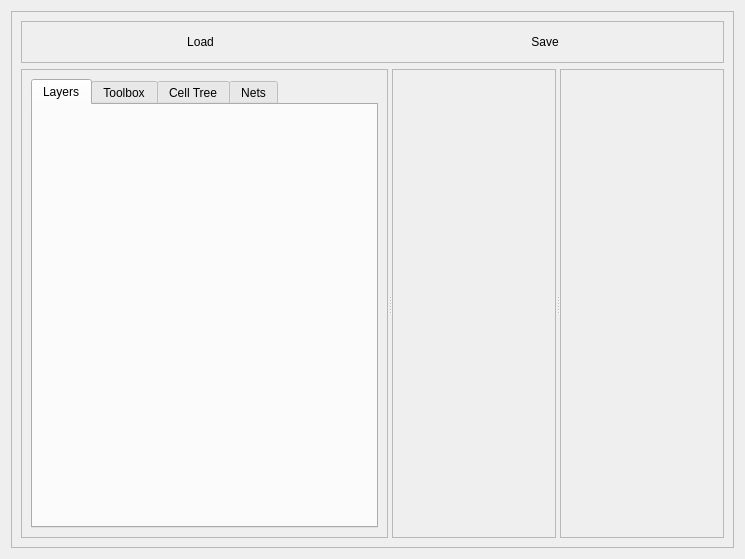
Before: the Qt Designer form qucs/iclayout.ui in ariasensing/qucs-ic, drawn with Qt 5.
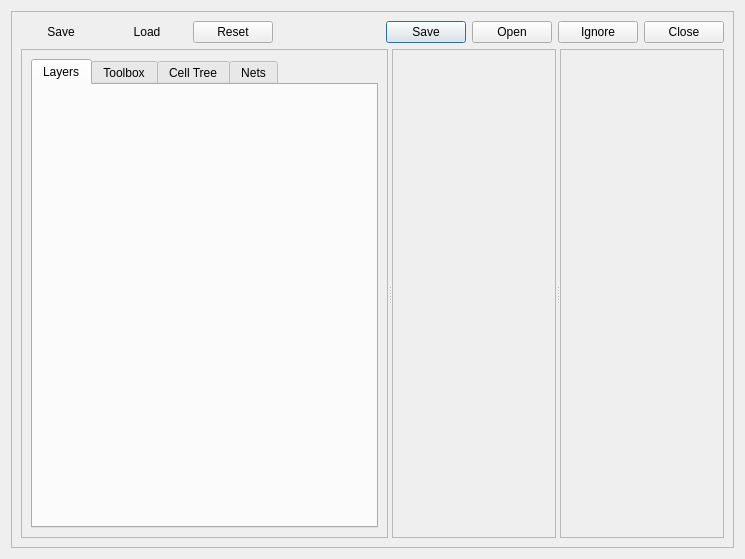
After: the same form once the commit is applied. Icons and pictures are not drawn.

Patch:
```diff
--- a/qucs/iclayout.ui
+++ b/qucs/iclayout.ui
@@ -23,7 +23,72 @@
       <enum>QFrame::Shadow::Raised</enum>
      </property>
      <layout class="QGridLayout" name="gridLayout_2">
-      <item row="1" column="0">
+      <item row="0" column="0">
+       <widget class="QPushButton" name="btnSave">
+        <property name="toolTip">
+         <string>Save the current layout file</string>
+        </property>
+        <property name="statusTip">
+         <string>Save the current layout file</string>
+        </property>
+        <property name="whatsThis">
+         <string>Save the layout in a common file (gds, oasis). The saved file will be associated to the project schematic (if any)</string>
+        </property>
+        <property name="text">
+         <string>Save</string>
+        </property>
+        <property name="icon">
+         <iconset resource="qucs.qrc">
+          <normaloff>:/bitmaps/svg/save-file-icon.svg</normaloff>:/bitmaps/svg/save-file-icon.svg</iconset>
+        </property>
+        <property name="shortcut">
+         <string>Ctrl+Shift+S</string>
+        </property>
+        <property name="flat">
+         <bool>true</bool>
+        </property>
+       </widget>
+      </item>
+      <item row="0" column="1">
+       <widget class="QPushButton" name="btnLoad">
+        <property name="toolTip">
+         <string>Load a layout file</string>
+        </property>
+        <property name="statusTip">
+         <string>Load a layout file</string>
+        </property>
+        <property name="whatsThis">
+         <string>Override the current layout with the content of a file</string>
+        </property>
+        <property name="text">
+         <string>Load</string>
+        </property>
+        <property name="icon">
+         <iconset resource="qucs.qrc">
+          <normaloff>:/bitmaps/svg/file-download-icon.svg</normaloff>:/bitmaps/svg/file-download-icon.svg</iconset>
+        </property>
+        <property name="shortcut">
+         <string>Ctrl+Shift+L</string>
+        </property>
+        <property name="flat">
+         <bool>true</bool>
+        </property>
+       </widget>
+      </item>
+      <item row="0" column="2">
+       <widget class="QDialogButtonBox" name="buttonBox">
+        <property name="autoFillBackground">
+         <bool>false</bool>
+        </property>
+        <property name="standardButtons">
+         <set>QDialogButtonBox::StandardButton::Close|QDialogButtonBox::StandardButton::Ignore|QDialogButtonBox::StandardButton::Open|QDialogButtonBox::StandardButton::Reset|QDialogButtonBox::StandardButton::Save</set>
+        </property>
+        <property name="centerButtons">
+         <bool>false</bool>
+        </property>
+       </widget>
+      </item>
+      <item row="2" column="0" colspan="3">
        <widget class="QSplitter" name="splitter">
         <property name="orientation">
          <enum>Qt::Orientation::Horizontal</enum>
@@ -83,76 +148,6 @@
         </widget>
        </widget>
       </item>
-      <item row="0" column="0">
-       <widget class="QFrame" name="frame">
-        <property name="sizePolicy">
-         <sizepolicy hsizetype="Preferred" vsizetype="Fixed">
-          <horstretch>0</horstretch>
-          <verstretch>0</verstretch>
-         </sizepolicy>
-        </property>
-        <property name="frameShape">
-         <enum>QFrame::Shape::StyledPanel</enum>
-        </property>
-        <property name="frameShadow">
-         <enum>QFrame::Shadow::Raised</enum>
-        </property>
-        <layout class="QHBoxLayout" name="horizontalLayout">
-         <item>
-          <widget class="QPushButton" name="btnLoad">
-           <property name="toolTip">
-            <string>Load a layout file</string>
-           </property>
-           <property name="statusTip">
-            <string>Load a layout file</string>
-           </property>
-           <property name="whatsThis">
-            <string>Override the current layout with the content of a file</string>
-           </property>
-           <property name="text">
-            <string>Load</string>
-           </property>
-           <property name="icon">
-            <iconset resource="qucs.qrc">
-             <normaloff>:/bitmaps/svg/file-download-icon.svg</normaloff>:/bitmaps/svg/file-download-icon.svg</iconset>
-           </property>
-           <property name="shortcut">
-            <string>Ctrl+Shift+L</string>
-           </property>
-           <property name="flat">
-            <bool>true</bool>
-           </property>
-          </widget>
-         </item>
-         <item>
-          <widget class="QPushButton" name="btnSave">
-           <property name="toolTip">
-            <string>Save the current layout file</string>
-           </property>
-           <property name="statusTip">
-            <string>Save the current layout file</string>
-           </property>
-           <property name="whatsThis">
-            <string>Save the layout in a common file (gds, oasis). The saved file will be associated to the project schematic (if any)</string>
-           </property>
-           <property name="text">
-            <string>Save</string>
-           </property>
-           <property name="icon">
-            <iconset resource="qucs.qrc">
-             <normaloff>:/bitmaps/svg/save-file-icon.svg</normaloff>:/bitmaps/svg/save-file-icon.svg</iconset>
-           </property>
-           <property name="shortcut">
-            <string>Ctrl+Shift+S</string>
-           </property>
-           <property name="flat">
-            <bool>true</bool>
-           </property>
-          </widget>
-         </item>
-        </layout>
-       </widget>
-      </item>
      </layout>
     </widget>
    </item>
```
